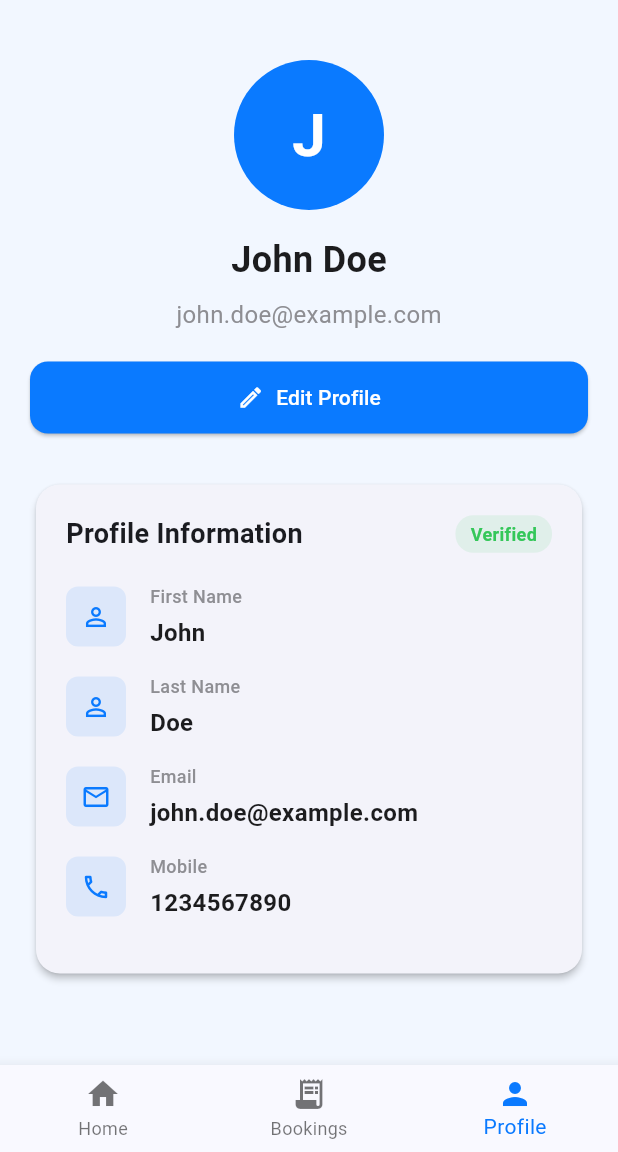
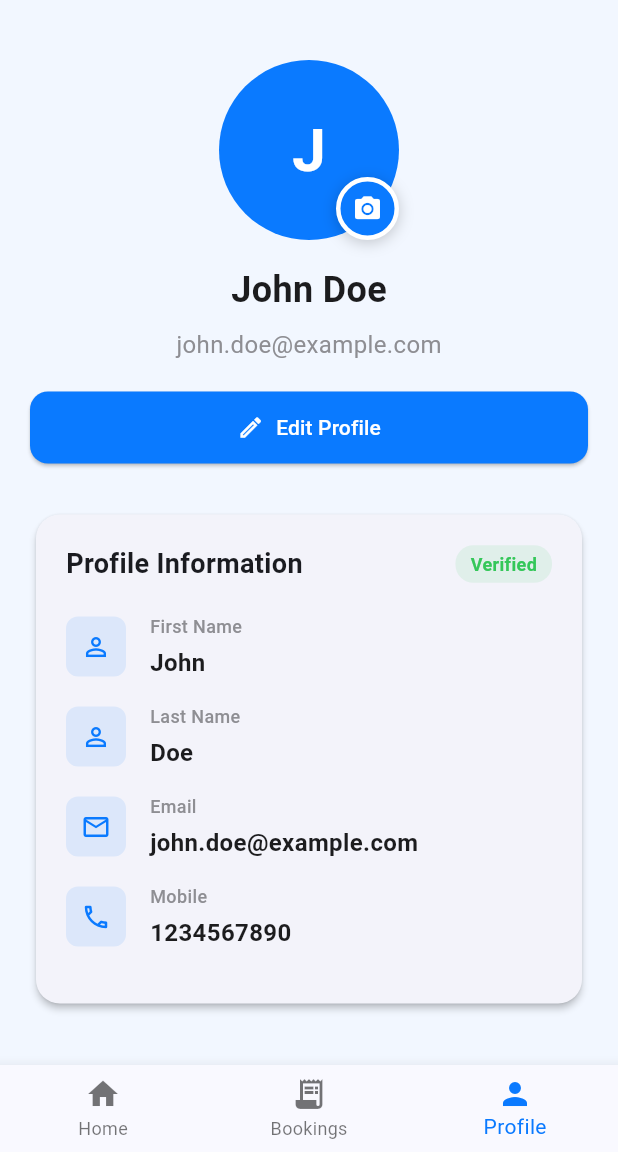
Before and after one commit to aryantuntune/Jetty_Project_Mobileapp, a Flutter app: the HomeScreen screen opened directly, item 3 of the bottom bar chosen, on a phone screen of 412 x 824 dp, the part 84-1236 px from its top. Run offline on Flutter 3.47's test engine with Material 3 defaults, Android fonts, the phone set to English and light mode, and no system bars; our stand-ins replace google_sign_in, image_picker, qr_flutter, shared_preferences; accounts and stored records are empty; network calls fail.

Commit message:
Add Google Sign-In and Profile Picture features
Features Added:
- ✅ Google Sign-In integration with google_sign_in package
- ✅ Works in both mock mode and real mode
- ✅ Profile picture upload from gallery or camera
- ✅ Image picker with camera/gallery selection
- ✅ Profile picture preview with camera icon overlay
- ✅ Success notification after picture change

Files Added:
- lib/services/google_auth_service.dart - Google authentication
- lib/services/image_service.dart - Image picking functionality

Files Modified:
- lib/screens/login_screen.dart - Real Google Sign-In button
- lib/screens/profile_screen.dart - Profile picture editor
- pubspec.yaml - Added google_sign_in & image_picker packages

🤖 Generated with [Claude Code](https://claude.com/claude-code)

Co-Authored-By: Claude Sonnet 4.5 <noreply@anthropic.com>

```diff
--- a/lib/screens/profile_screen.dart
+++ b/lib/screens/profile_screen.dart
@@ -1,7 +1,9 @@
+import 'dart:io';
 import 'package:flutter/material.dart';
 import '../config/app_colors.dart';
 import '../models/customer.dart';
 import '../services/auth_service.dart';
+import '../services/image_service.dart';
 import 'edit_profile_screen.dart';
 
 class ProfileScreen extends StatefulWidget {
@@ -14,6 +16,7 @@ class ProfileScreen extends StatefulWidget {
 class _ProfileScreenState extends State<ProfileScreen> {
   Customer? _customer;
   bool _isLoading = true;
+  File? _profileImage;
 
   @override
   void initState() {
@@ -49,18 +52,72 @@ class _ProfileScreenState extends State<ProfileScreen> {
       child: Column(
         children: [
           const SizedBox(height: 20),
+
+          // Profile Picture with Edit Button
+          Stack(
+            children: [
               CircleAvatar(
-            radius: 50,
+                radius: 60,
                 backgroundColor: AppColors.primary,
-            child: Text(
+                backgroundImage: _profileImage != null ? FileImage(_profileImage!) : null,
+                child: _profileImage == null
+                    ? Text(
                         _customer!.firstName[0].toUpperCase(),
                         style: const TextStyle(
                           fontSize: 40,
                           color: Colors.white,
                           fontWeight: FontWeight.bold,
                         ),
+                      )
+                    : null,
+              ),
+              Positioned(
+                bottom: 0,
+                right: 0,
+                child: GestureDetector(
+                  onTap: () async {
+                    final imageFile = await ImageService.pickImage(context);
+                    if (imageFile != null) {
+                      setState(() {
+                        _profileImage = imageFile;
+                      });
+
+                      if (!mounted) return;
+                      ScaffoldMessenger.of(context).showSnackBar(
+                        const SnackBar(
+                          content: Text('Profile picture updated!'),
+                          backgroundColor: AppColors.success,
+                          behavior: SnackBarBehavior.floating,
+                          duration: Duration(seconds: 2),
+                        ),
+                      );
+                    }
+                  },
+                  child: Container(
+                    padding: const EdgeInsets.all(8),
+                    decoration: BoxDecoration(
+                      color: AppColors.primary,
+                      shape: BoxShape.circle,
+                      border: Border.all(color: Colors.white, width: 3),
+                      boxShadow: [
+                        BoxShadow(
+                          color: Colors.black.withAlpha(51),
+                          blurRadius: 8,
+                          offset: const Offset(0, 2),
+                        ),
+                      ],
+                    ),
+                    child: const Icon(
+                      Icons.camera_alt,
+                      color: Colors.white,
+                      size: 20,
                     ),
                   ),
+                ),
+              ),
+            ],
+          ),
+
           const SizedBox(height: 16),
           Text(
             _customer!.fullName,
--- a/pubspec.yaml
+++ b/pubspec.yaml
@@ -28,6 +28,12 @@ dependencies:
   intl: ^0.19.0
   qr_flutter: ^4.1.0
 
+  # Authentication
+  google_sign_in: ^6.2.1
+
+  # Image Picker
+  image_picker: ^1.0.7
+
 dev_dependencies:
   flutter_test:
     sdk: flutter
```
Also changed, not shown: lib/screens/login_screen.dart (+20 -8 lines), lib/services/google_auth_service.dart (added, +98 -0 lines), lib/services/image_service.dart (added, +104 -0 lines), pubspec.lock. Lines whose indentation alone changed are shown as unchanged.
